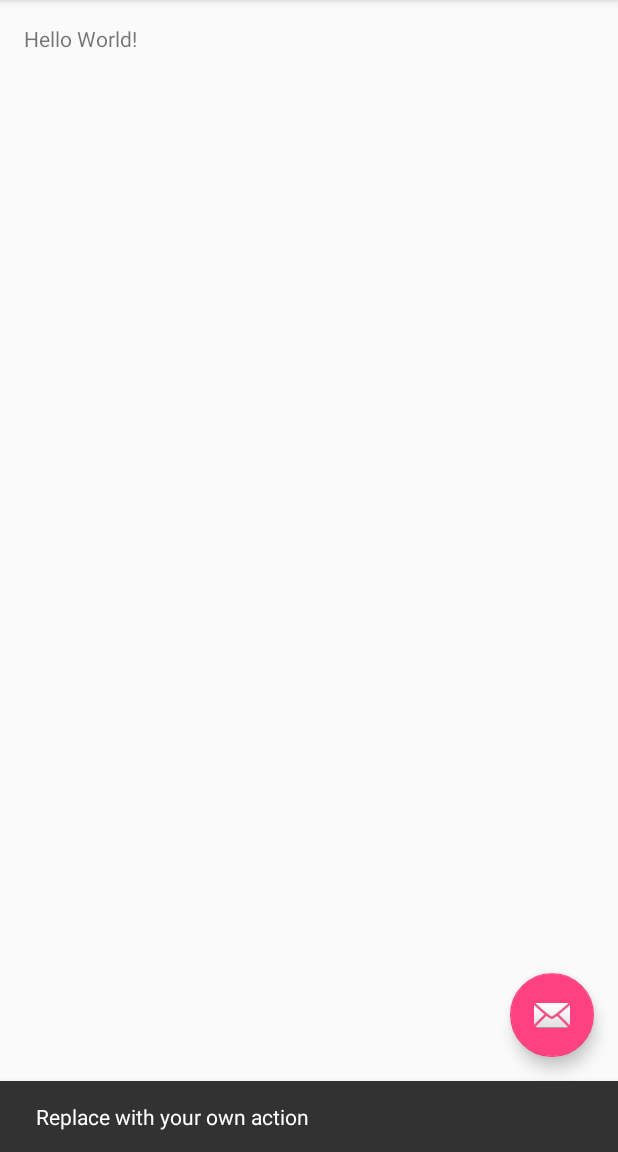
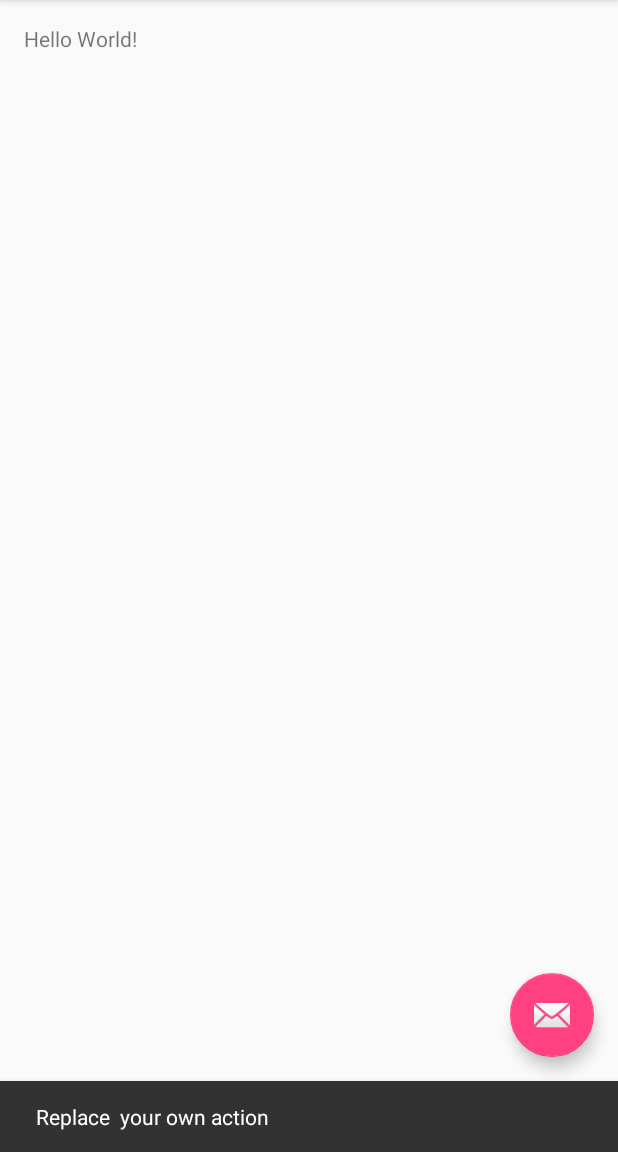
Before and after one commit to daguye918/JikeGit, an Android app: the screen it shows after launch (MainActivity), after a tap on an icon or button, on a phone screen of 412 x 824 dp, the part 84-1236 px from its top. Run offline under Robolectric (Android 15) with nearby library versions, the phone set to English and light mode, and no system bars.

Commit message:
修改222

```diff
--- a/app/src/main/java/com/jikexueyuan/jikegit/MainActivity.java
+++ b/app/src/main/java/com/jikexueyuan/jikegit/MainActivity.java
@@ -22,7 +22,7 @@ public class MainActivity extends AppCompatActivity {
         fab.setOnClickListener(new View.OnClickListener() {
             @Override
             public void onClick(View view) {
-                Snackbar.make(view, "Replace with your own action", Snackbar.LENGTH_LONG)
+                Snackbar.make(view, "Replace  your own action", Snackbar.LENGTH_LONG)
                         .setAction("Action", null).show();
             }
         });
```
